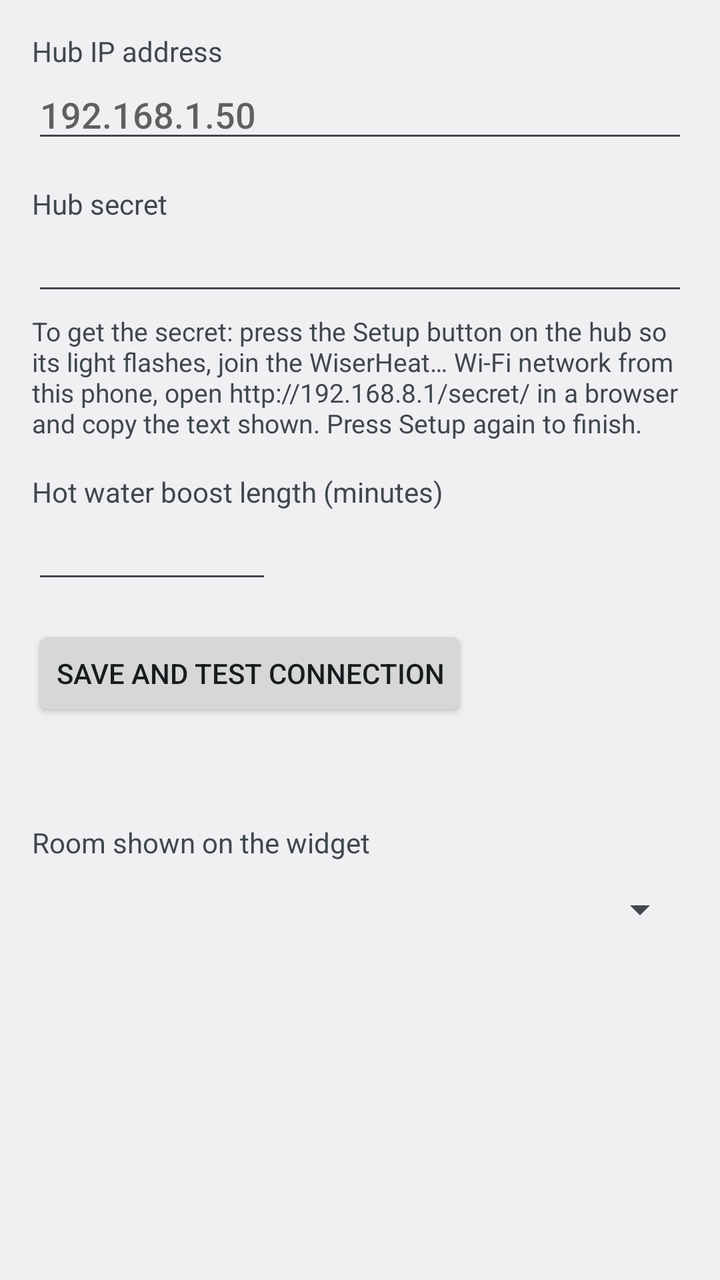
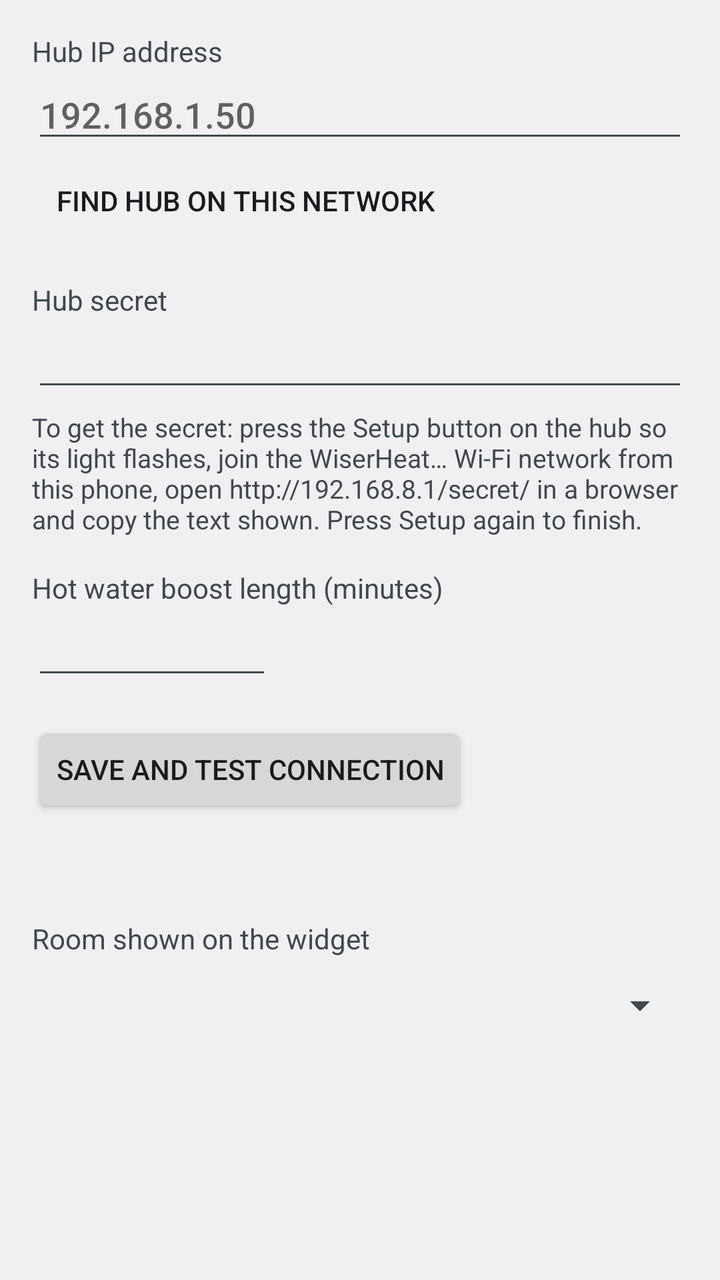

Screens rendered from an Android XML layout before and after an edit, with the pre-edit source and the edit as a unified diff.
<!-- AndroidManifest.xml: application theme AppTheme -->
<!-- res/layout/activity_settings.xml -->
<?xml version="1.0" encoding="utf-8"?>
<ScrollView xmlns:android="http://schemas.android.com/apk/res/android"
    android:layout_width="match_parent"
    android:layout_height="match_parent">

    <LinearLayout
        android:layout_width="match_parent"
        android:layout_height="wrap_content"
        android:orientation="vertical"
        android:padding="16dp">

        <TextView
            android:layout_width="match_parent"
            android:layout_height="wrap_content"
            android:labelFor="@+id/host"
            android:text="@string/hub_address"
            android:textColor="?android:attr/textColorSecondary" />

        <EditText
            android:id="@+id/host"
            android:layout_width="match_parent"
            android:layout_height="wrap_content"
            android:hint="@string/hub_address_hint"
            android:importantForAutofill="no"
            android:inputType="textUri"
            android:maxLines="1" />

        <TextView
            android:layout_width="match_parent"
            android:layout_height="wrap_content"
            android:layout_marginTop="16dp"
            android:labelFor="@+id/secret"
            android:text="@string/hub_secret"
            android:textColor="?android:attr/textColorSecondary" />

        <EditText
            android:id="@+id/secret"
            android:layout_width="match_parent"
            android:layout_height="wrap_content"
            android:importantForAutofill="no"
            android:inputType="textVisiblePassword"
            android:maxLines="1" />

        <TextView
            android:layout_width="match_parent"
            android:layout_height="wrap_content"
            android:layout_marginTop="4dp"
            android:text="@string/secret_help"
            android:textColor="?android:attr/textColorSecondary"
            android:textSize="13sp" />

        <TextView
            android:layout_width="match_parent"
            android:layout_height="wrap_content"
            android:layout_marginTop="16dp"
            android:labelFor="@+id/boost_minutes"
            android:text="@string/boost_minutes"
            android:textColor="?android:attr/textColorSecondary" />

        <EditText
            android:id="@+id/boost_minutes"
            android:layout_width="120dp"
            android:layout_height="wrap_content"
            android:importantForAutofill="no"
            android:inputType="number"
            android:maxLength="3" />

        <Button
            android:id="@+id/save"
            android:layout_width="wrap_content"
            android:layout_height="wrap_content"
            android:layout_marginTop="16dp"
            android:text="@string/save_and_test" />

        <TextView
            android:id="@+id/result"
            android:layout_width="match_parent"
            android:layout_height="wrap_content"
            android:layout_marginTop="8dp"
            android:textColor="?android:attr/textColorPrimary" />

        <TextView
            android:layout_width="match_parent"
            android:layout_height="wrap_content"
            android:layout_marginTop="24dp"
            android:text="@string/widget_room"
            android:textColor="?android:attr/textColorSecondary" />

        <Spinner
            android:id="@+id/widget_room"
            android:layout_width="match_parent"
            android:layout_height="wrap_content"
            android:minHeight="48dp" />
    </LinearLayout>
</ScrollView>
<!-- resources referenced by this layout -->
<resources>
  <string name="boost_minutes">Hot water boost length (minutes)</string>
  <string name="hub_address">Hub IP address</string>
  <string name="hub_address_hint" translatable="false">192.168.1.50</string>
  <string name="hub_secret">Hub secret</string>
  <string name="save_and_test">Save and test connection</string>
  <string name="secret_help">To get the secret: press the Setup button on the hub so its light flashes, join the WiserHeat… Wi-Fi network from this phone, open http://192.168.8.1/secret/ in a browser and copy the text shown. Press Setup again to finish.</string>
  <string name="widget_room">Room shown on the widget</string>
  <style name="AppTheme" parent="android:Theme.DeviceDefault.DayNight" />
</resources>

<!-- the commit's change to res/layout/activity_settings.xml (unified diff, before → after) -->
@@ -24,6 +24,13 @@
             android:importantForAutofill="no"
             android:inputType="textUri"
             android:maxLines="1" />
+
+        <Button
+            android:id="@+id/find_hub"
+            style="?android:attr/borderlessButtonStyle"
+            android:layout_width="wrap_content"
+            android:layout_height="wrap_content"
+            android:text="@string/find_hub" />
 
         <TextView
             android:layout_width="match_parent"
<!-- resource entries referenced after the edit -->
@@ -1,6 +1,7 @@
 <!-- resources referenced by this layout -->
 <resources>
   <string name="boost_minutes">Hot water boost length (minutes)</string>
+  <string name="find_hub">Find hub on this network</string>
   <string name="hub_address">Hub IP address</string>
   <string name="hub_address_hint" translatable="false">192.168.1.50</string>
   <string name="hub_secret">Hub secret</string>
